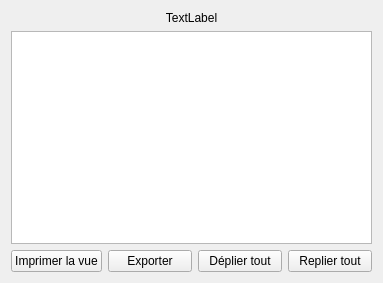
First picture: the form in formdisplaytree.ui, repository GiPiLab/ProtonClassicSuite, before the edit.
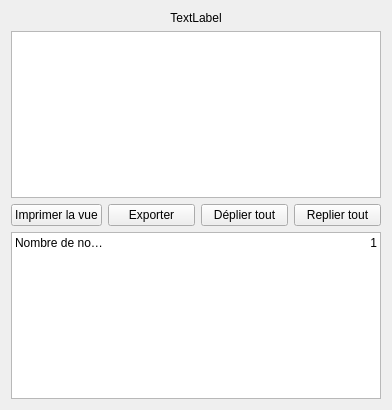
Second picture: the form after the edit.

```diff
--- a/formdisplaytree.ui
+++ b/formdisplaytree.ui
@@ -6,8 +6,8 @@
    <rect>
     <x>0</x>
     <y>0</y>
-    <width>383</width>
-    <height>283</height>
+    <width>392</width>
+    <height>410</height>
    </rect>
   </property>
   <property name="windowTitle">
@@ -68,6 +68,59 @@
      </property>
     </widget>
    </item>
+   <item row="3" column="0" colspan="4">
+    <widget class="QTableWidget" name="tableWidget">
+     <property name="editTriggers">
+      <set>QAbstractItemView::NoEditTriggers</set>
+     </property>
+     <property name="selectionMode">
+      <enum>QAbstractItemView::NoSelection</enum>
+     </property>
+     <property name="showGrid">
+      <bool>false</bool>
+     </property>
+     <property name="wordWrap">
+      <bool>false</bool>
+     </property>
+     <property name="cornerButtonEnabled">
+      <bool>false</bool>
+     </property>
+     <property name="rowCount">
+      <number>1</number>
+     </property>
+     <property name="columnCount">
+      <number>2</number>
+     </property>
+     <attribute name="horizontalHeaderVisible">
+      <bool>false</bool>
+     </attribute>
+     <attribute name="horizontalHeaderStretchLastSection">
+      <bool>true</bool>
+     </attribute>
+     <attribute name="verticalHeaderVisible">
+      <bool>false</bool>
+     </attribute>
+     <attribute name="verticalHeaderDefaultSectionSize">
+      <number>20</number>
+     </attribute>
+     <row/>
+     <column/>
+     <column/>
+     <item row="0" column="0">
+      <property name="text">
+       <string>Nombre de noeuds</string>
+      </property>
+     </item>
+     <item row="0" column="1">
+      <property name="text">
+       <string>1</string>
+      </property>
+      <property name="textAlignment">
+       <set>AlignRight|AlignVCenter</set>
+      </property>
+     </item>
+    </widget>
+   </item>
   </layout>
  </widget>
  <resources/>
```
